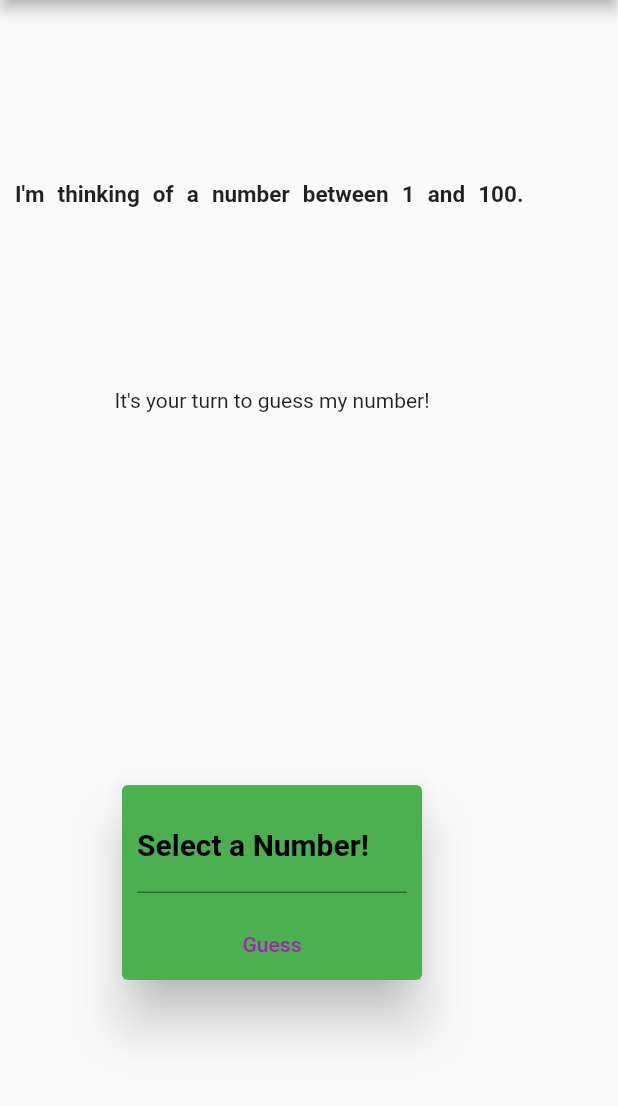
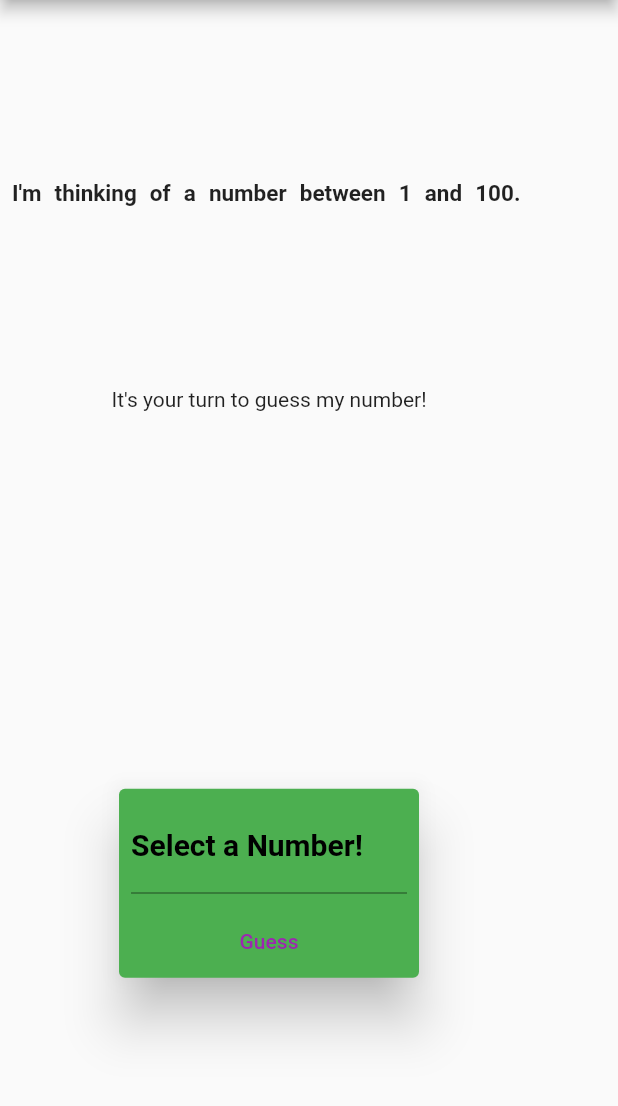
Before and after one commit to Alexyou1993/Guess-a-number-Game, a Flutter app: the screen it shows after launch, on a phone screen of 412 x 824 dp, the part 84-1190 px from its top. Run offline on Flutter 3.47's test engine with Material 2 defaults, Android fonts, the phone set to English and light mode, and no system bars.

Commit message:
EdgeInsets.all(8) done!

```diff
--- a/lib/main.dart
+++ b/lib/main.dart
@@ -53,7 +53,7 @@ class _TutorialHomeState extends State<TutorialHome> {
         mainAxisAlignment: MainAxisAlignment.spaceEvenly,
         children: <Widget>[
           Container(
-            padding: const EdgeInsets.all(10),
+            padding: const EdgeInsets.all(8),
             child: const Text(
               'I\'m thinking of a number between 1 and 100. ',
               style: TextStyle(
@@ -82,7 +82,7 @@ class _TutorialHomeState extends State<TutorialHome> {
                 children: <Widget>[
                   Container(
                     width: 200,
-                    padding: const EdgeInsets.all(10),
+                    padding: const EdgeInsets.all(8),
                     child: TextField(
                       decoration: const InputDecoration(
                         labelText: 'Select a Number!',
```
